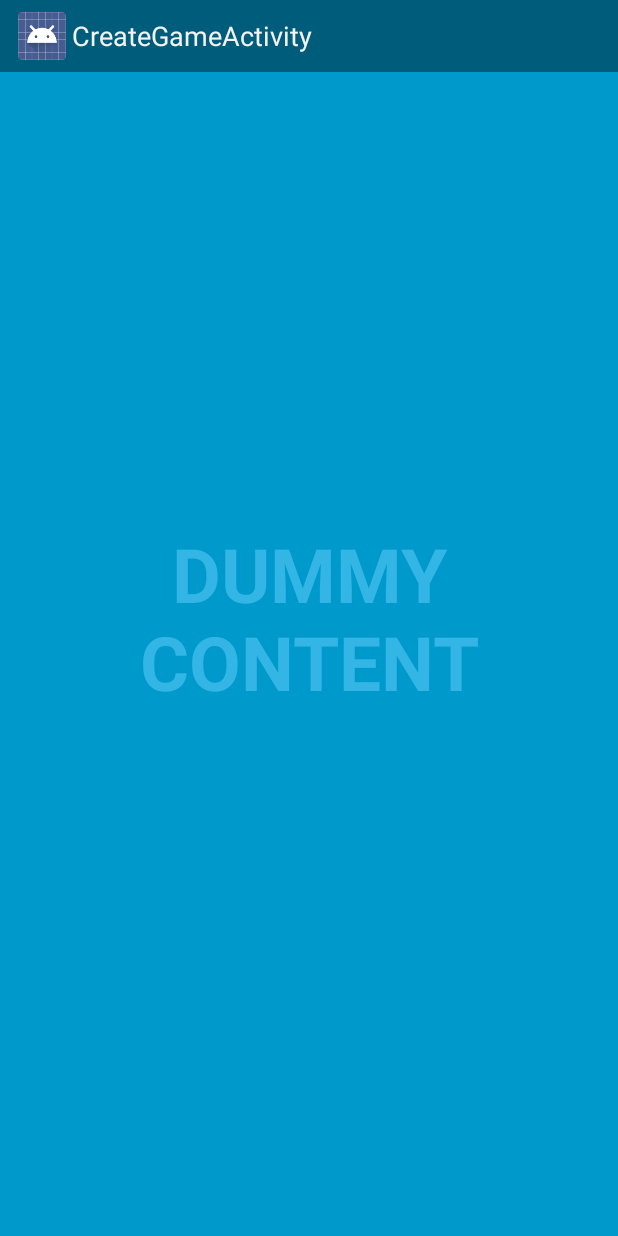
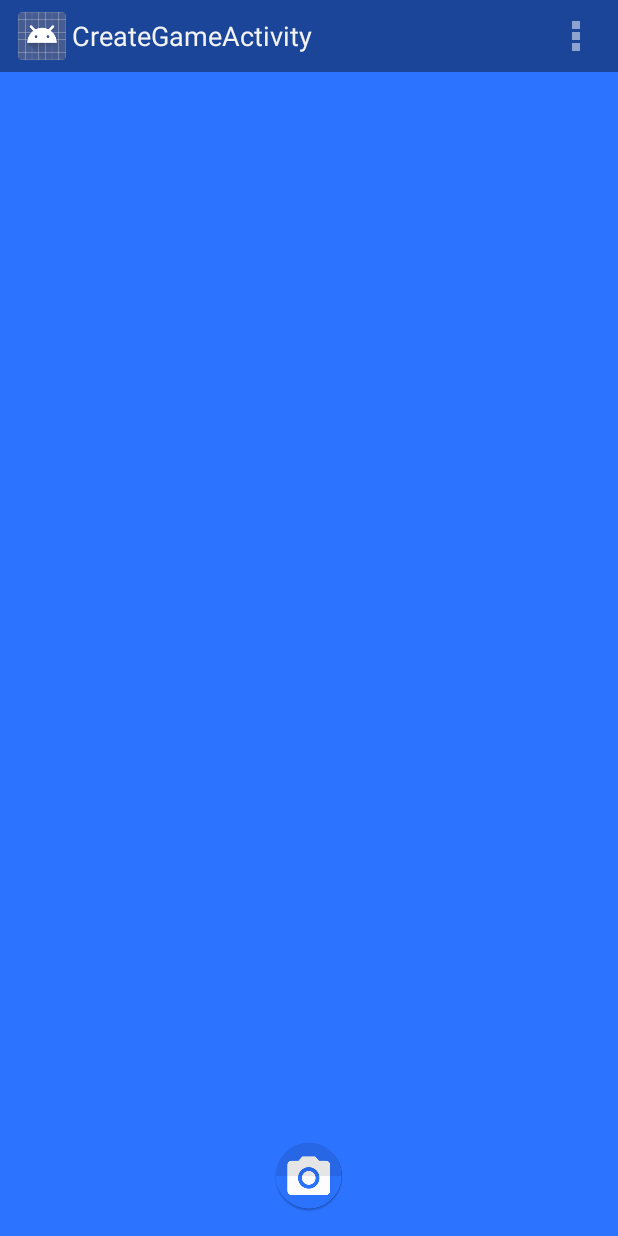
Before and after one commit to Kevrobnick/OldScavengr, an Android app: the CreateGameActivity screen opened directly, with no data from a screen before it, on a phone screen of 412 x 824 dp. Run offline under Robolectric (Android 15) with nearby library versions, the light colour scheme and no system bars.

Commit message:
Camera button on CreateGameActivity works

```diff
--- a/app/src/main/AndroidManifest.xml
+++ b/app/src/main/AndroidManifest.xml
@@ -12,6 +12,7 @@
     <uses-permission android:name="android.permission.GET_ACCOUNTS" /> <!-- To auto-complete the email text field in the login form with the user's emails -->
     <uses-permission android:name="android.permission.READ_PROFILE" />
     <uses-permission android:name="android.permission.READ_CONTACTS" />
+    <uses-permission android:name="android.permission.CAMERA"></uses-permission>
 
     <application
         android:allowBackup="true"
--- a/app/src/main/java/seniorproject/com/scavengr/CreateGameActivity.java
+++ b/app/src/main/java/seniorproject/com/scavengr/CreateGameActivity.java
@@ -1,161 +1,55 @@
 package seniorproject.com.scavengr;
 
-import seniorproject.com.scavengr.util.util.SystemUiHider;
-
-import android.annotation.TargetApi;
 import android.app.Activity;
-import android.os.Build;
+import android.content.Intent;
+import android.support.v7.app.ActionBarActivity;
 import android.os.Bundle;
-import android.os.Handler;
-import android.view.MotionEvent;
+import android.view.Menu;
+import android.view.MenuItem;
 import android.view.View;
+import android.widget.ImageButton;
 
 import seniorproject.com.scavengr.R;
 
-/**
- * An example full-screen activity that shows and hides the system UI (i.e.
- * status bar and navigation/system bar) with user interaction.
- *
- * @see SystemUiHider
- */
 public class CreateGameActivity extends Activity {
-    /**
-     * Whether or not the system UI should be auto-hidden after
-     * {@link #AUTO_HIDE_DELAY_MILLIS} milliseconds.
-     */
-    private static final boolean AUTO_HIDE = true;
-
-    /**
-     * If {@link #AUTO_HIDE} is set, the number of milliseconds to wait after
-     * user interaction before hiding the system UI.
-     */
-    private static final int AUTO_HIDE_DELAY_MILLIS = 3000;
-
-    /**
-     * If set, will toggle the system UI visibility upon interaction. Otherwise,
-     * will show the system UI visibility upon interaction.
-     */
-    private static final boolean TOGGLE_ON_CLICK = true;
-
-    /**
-     * The flags to pass to {@link SystemUiHider#getInstance}.
-     */
-    private static final int HIDER_FLAGS = SystemUiHider.FLAG_HIDE_NAVIGATION;
-
-    /**
-     * The instance of the {@link SystemUiHider} for this activity.
-     */
-    private SystemUiHider mSystemUiHider;
 
     @Override
     protected void onCreate(Bundle savedInstanceState) {
         super.onCreate(savedInstanceState);
-
         setContentView(R.layout.activity_create_game);
 
-        final View controlsView = findViewById(R.id.fullscreen_content_controls);
-        final View contentView = findViewById(R.id.fullscreen_content);
-
-        // Set up an instance of SystemUiHider to control the system UI for
-        // this activity.
-        mSystemUiHider = SystemUiHider.getInstance(this, contentView, HIDER_FLAGS);
-        mSystemUiHider.setup();
-        mSystemUiHider
-                .setOnVisibilityChangeListener(new SystemUiHider.OnVisibilityChangeListener() {
-                    // Cached values.
-                    int mControlsHeight;
-                    int mShortAnimTime;
-
-                    @Override
-                    @TargetApi(Build.VERSION_CODES.HONEYCOMB_MR2)
-                    public void onVisibilityChange(boolean visible) {
-                        if (Build.VERSION.SDK_INT >= Build.VERSION_CODES.HONEYCOMB_MR2) {
-                            // If the ViewPropertyAnimator API is available
-                            // (Honeycomb MR2 and later), use it to animate the
-                            // in-layout UI controls at the bottom of the
-                            // screen.
-                            if (mControlsHeight == 0) {
-                                mControlsHeight = controlsView.getHeight();
-                            }
-                            if (mShortAnimTime == 0) {
-                                mShortAnimTime = getResources().getInteger(
-                                        android.R.integer.config_shortAnimTime);
-                            }
-                            controlsView.animate()
-                                    .translationY(visible ? 0 : mControlsHeight)
-                                    .setDuration(mShortAnimTime);
-                        } else {
-                            // If the ViewPropertyAnimator APIs aren't
-                            // available, simply show or hide the in-layout UI
-                            // controls.
-                            controlsView.setVisibility(visible ? View.VISIBLE : View.GONE);
-                        }
-
-                        if (visible && AUTO_HIDE) {
-                            // Schedule a hide().
-                            delayedHide(AUTO_HIDE_DELAY_MILLIS);
-                        }
-                    }
-                });
-
-        // Set up the user interaction to manually show or hide the system UI.
-        contentView.setOnClickListener(new View.OnClickListener() {
+        // attempting to add function to cameraButton
+        ImageButton createGameButton = (ImageButton)findViewById(R.id.cameraButton);
+        createGameButton.setOnClickListener(new View.OnClickListener() {
             @Override
-            public void onClick(View view) {
-                if (TOGGLE_ON_CLICK) {
-                    mSystemUiHider.toggle();
-                } else {
-                    mSystemUiHider.show();
-                }
+            public void onClick(View v) {
+                Intent openCamera = new Intent("android.media.action.IMAGE_CAPTURE");
+                startActivityForResult(openCamera, 0);
             }
         });
+        //
+    }
 
-        // Upon interacting with UI controls, delay any scheduled hide()
-        // operations to prevent the jarring behavior of controls going away
-        // while interacting with the UI.
-        findViewById(R.id.dummy_button).setOnTouchListener(mDelayHideTouchListener);
+
+    @Override
+    public boolean onCreateOptionsMenu(Menu menu) {
+        // Inflate the menu; this adds items to the action bar if it is present.
+        getMenuInflater().inflate(R.menu.menu_create_game, menu);
+        return true;
     }
 
     @Override
-    protected void onPostCreate(Bundle savedInstanceState) {
-        super.onPostCreate(savedInstanceState);
+    public boolean onOptionsItemSelected(MenuItem item) {
+        // Handle action bar item clicks here. The action bar will
+        // automatically handle clicks on the Home/Up button, so long
+        // as you specify a parent activity in AndroidManifest.xml.
+        int id = item.getItemId();
 
-        // Trigger the initial hide() shortly after the activity has been
-        // created, to briefly hint to the user that UI controls
-        // are available.
-        delayedHide(100);
-    }
+        //noinspection SimplifiableIfStatement
+        if (id == R.id.action_settings) {
+            return true;
+        }
 
-
-    /**
-     * Touch listener to use for in-layout UI controls to delay hiding the
-     * system UI. This is to prevent the jarring behavior of controls going away
-     * while interacting with activity UI.
-     */
-    View.OnTouchListener mDelayHideTouchListener = new View.OnTouchListener() {
-        @Override
-        public boolean onTouch(View view, MotionEvent motionEvent) {
-            if (AUTO_HIDE) {
-                delayedHide(AUTO_HIDE_DELAY_MILLIS);
-            }
-            return false;
-        }
-    };
-
-    Handler mHideHandler = new Handler();
-    Runnable mHideRunnable = new Runnable() {
-        @Override
-        public void run() {
-            mSystemUiHider.hide();
-        }
-    };
-
-    /**
-     * Schedules a call to hide() in [delay] milliseconds, canceling any
-     * previously scheduled calls.
-     */
-    private void delayedHide(int delayMillis) {
-        mHideHandler.removeCallbacks(mHideRunnable);
-        mHideHandler.postDelayed(mHideRunnable, delayMillis);
+        return super.onOptionsItemSelected(item);
     }
 }
--- a/app/src/main/res/layout/activity_create_game.xml
+++ b/app/src/main/res/layout/activity_create_game.xml
@@ -1,32 +1,17 @@
-<FrameLayout xmlns:android="http://schemas.android.com/apk/res/android"
+<RelativeLayout xmlns:android="http://schemas.android.com/apk/res/android"
     xmlns:tools="http://schemas.android.com/tools" android:layout_width="match_parent"
-    android:layout_height="match_parent" android:background="#0099cc"
-    tools:context="seniorproject.com.scavengr.CreateGameActivity">
+    android:layout_height="match_parent" android:paddingLeft="@dimen/activity_horizontal_margin"
+    android:paddingRight="@dimen/activity_horizontal_margin"
+    android:paddingTop="@dimen/activity_vertical_margin"
+    android:paddingBottom="@dimen/activity_vertical_margin"
+    tools:context="seniorproject.com.scavengr.CreateGameActivity"
+    android:background="#2c73ff">
 
-    <!-- The primary full-screen view. This can be replaced with whatever view
-         is needed to present your content, e.g. VideoView, SurfaceView,
-         TextureView, etc. -->
-    <TextView android:id="@+id/fullscreen_content" android:layout_width="match_parent"
-        android:layout_height="match_parent" android:keepScreenOn="true" android:textColor="#33b5e5"
-        android:textStyle="bold" android:textSize="50sp" android:gravity="center"
-        android:text="@string/dummy_content" />
-
-    <!-- This FrameLayout insets its children based on system windows using
-         android:fitsSystemWindows. -->
-    <FrameLayout android:layout_width="match_parent" android:layout_height="match_parent"
-        android:fitsSystemWindows="true">
-
-        <LinearLayout android:id="@+id/fullscreen_content_controls" style="?metaButtonBarStyle"
-            android:layout_width="match_parent" android:layout_height="wrap_content"
-            android:layout_gravity="bottom|center_horizontal"
-            android:background="@color/black_overlay" android:orientation="horizontal"
-            tools:ignore="UselessParent">
-
-            <Button android:id="@+id/dummy_button" style="?metaButtonBarButtonStyle"
-                android:layout_width="0dp" android:layout_height="wrap_content"
-                android:layout_weight="1" android:text="@string/dummy_button" />
-
-        </LinearLayout>
-    </FrameLayout>
-
-</FrameLayout>
+    <ImageButton
+        android:layout_width="wrap_content"
+        android:layout_height="wrap_content"
+        android:id="@+id/cameraButton"
+        android:layout_alignParentBottom="true"
+        android:layout_centerHorizontal="true"
+        android:background="@mipmap/camerabutton" />
+</RelativeLayout>
--- /dev/null
+++ b/app/src/main/res/menu/menu_create_game.xml
@@ -0,0 +1,7 @@
+<menu xmlns:android="http://schemas.android.com/apk/res/android"
+    xmlns:app="http://schemas.android.com/apk/res-auto"
+    xmlns:tools="http://schemas.android.com/tools"
+    tools:context="seniorproject.com.scavengr.CreateGameActivity">
+    <item android:id="@+id/action_settings" android:title="@string/action_settings"
+        android:orderInCategory="100" app:showAsAction="never" />
+</menu>
--- /dev/null
+++ b/app/src/main/res/values-w820dp/dimens.xml
@@ -0,0 +1,6 @@
+<resources>
+    <!-- Example customization of dimensions originally defined in res/values/dimens.xml
+         (such as screen margins) for screens with more than 820dp of available width. This
+         would include 7" and 10" devices in landscape (~960dp and ~1280dp respectively). -->
+    <dimen name="activity_horizontal_margin">64dp</dimen>
+</resources>
--- a/app/src/main/res/values/strings.xml
+++ b/app/src/main/res/values/strings.xml
@@ -6,4 +6,7 @@
     <string name="dummy_content">DUMMY\nCONTENT</string>
 
     <string name="title_activity_create_game">CreateGameActivity</string>
+
+    <string name="hello_world">Hello world!</string>
+    <string name="action_settings">Settings</string>
 </resources>
```
